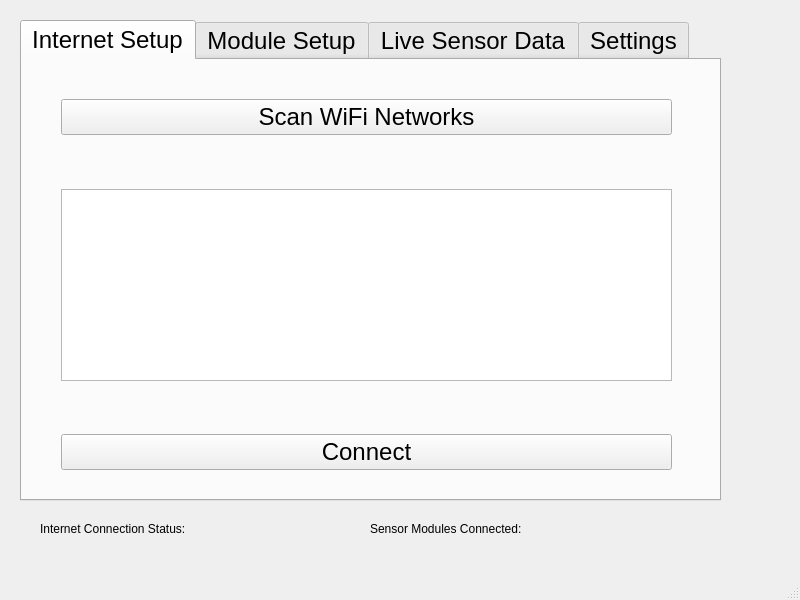
This is Graphic User Interface/guiv2.ui in cesardaniel92/SmartHomeSystem as Qt 5 draws it before an edit. The edited form follows.
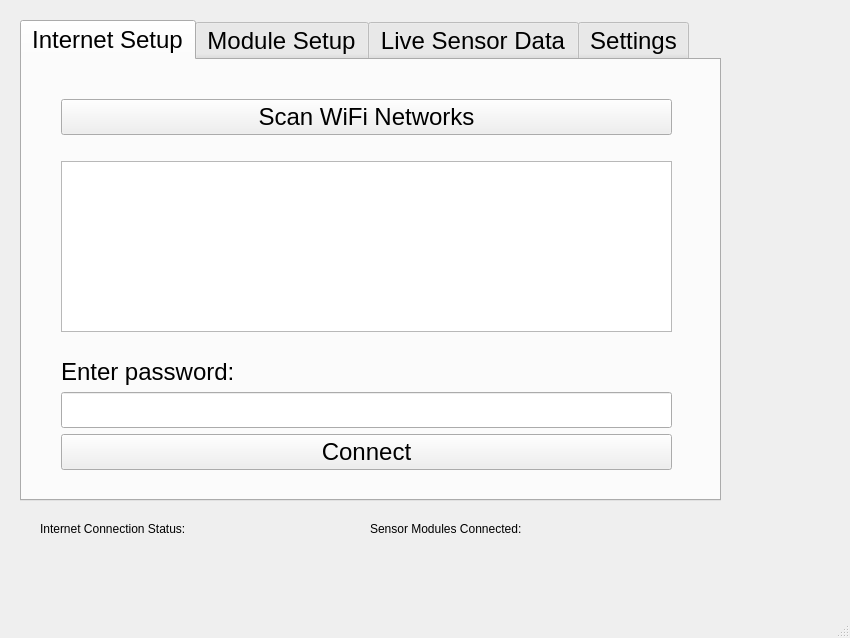
This is the edited form. The open tabs and pages were chosen to show the change.

```diff
--- a/Graphic User Interface/guiv2.ui
+++ b/Graphic User Interface/guiv2.ui
@@ -6,8 +6,8 @@
    <rect>
     <x>0</x>
     <y>0</y>
-    <width>800</width>
-    <height>600</height>
+    <width>850</width>
+    <height>638</height>
    </rect>
   </property>
   <property name="sizePolicy">
@@ -58,7 +58,10 @@
          </property>
         </widget>
        </item>
-       <item row="5" column="1">
+       <item row="6" column="1">
+        <widget class="QLineEdit" name="passwordField"/>
+       </item>
+       <item row="7" column="1">
         <widget class="QPushButton" name="ConnectToWiFi">
          <property name="text">
           <string>Connect</string>
@@ -94,6 +97,13 @@
          </property>
         </spacer>
        </item>
+       <item row="5" column="1">
+        <widget class="QLabel" name="passwordLabel">
+         <property name="text">
+          <string>Enter password:</string>
+         </property>
+        </widget>
+       </item>
       </layout>
      </widget>
     </widget>
```
Left out of the diff: 4 changed lines with no effect on the pictures.
